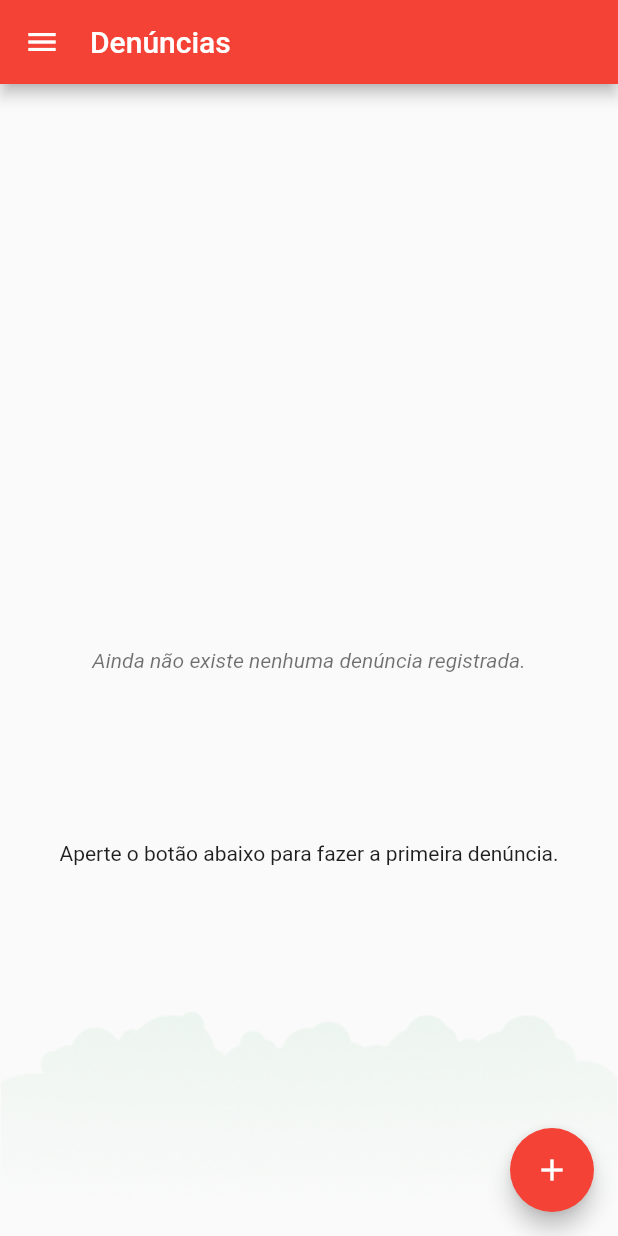
After one commit to teresinahc/app-denuncia-aglomeracao-quarentena, a Flutter app: the screen it shows after launch, on a phone screen of 412 x 824 dp. The commit adds this screen. Run offline on Flutter 3.47's test engine with Material 2 defaults, Android fonts, the phone set to English and light mode, and no system bars; our stand-ins replace cloud_firestore, firebase_storage, flutter_mobx, flutter_svg, get_it, google_fonts and 3 more; missing offline and left inert: image_fade, mapbox_gl; accounts and stored records are empty; generated files the repository leaves out were written again; project files that could hold a hidden picture were left out.

Commit message:
Adds background image to screens

```diff
--- a/lib/screens/home/home_screen.dart
+++ b/lib/screens/home/home_screen.dart
@@ -4,8 +4,10 @@ import 'package:covid_alert/screens/home/components/screen_with_time_indicator.d
 import 'package:covid_alert/screens/home/controllers/home_controller.dart';
 import 'package:covid_alert/screens/new_denuncia/new_denuncia_screen.dart';
 import 'package:covid_alert/shared/components/app_bar.dart';
+import 'package:covid_alert/shared/components/screen_with_background.dart';
 import 'package:flutter/material.dart';
 import 'package:flutter_mobx/flutter_mobx.dart';
+import 'package:flutter_svg/flutter_svg.dart';
 import 'package:get_it/get_it.dart';
 import 'package:mobx/mobx.dart';
 
@@ -78,7 +80,8 @@ class _HomeScreenState extends State<HomeScreen> {
         tooltip: "Fazer denúncia",
         backgroundColor: Theme.of(context).primaryColor,
       ),
-      body: Observer(
+      body: ScreenWithBackground(
+        child: Observer(
           builder: (_) {
             if (_homeController.denuncias == null) {
               return Center(
@@ -133,6 +136,7 @@ class _HomeScreenState extends State<HomeScreen> {
                   );
           },
         ),
+      ),
     );
   }
 }
--- a/lib/screens/sobre_screen/sobre_screen.dart
+++ b/lib/screens/sobre_screen/sobre_screen.dart
@@ -1,5 +1,6 @@
 import 'package:covid_alert/screens/home/components/drawer.dart';
 import 'package:covid_alert/shared/components/app_bar.dart';
+import 'package:covid_alert/shared/components/screen_with_background.dart';
 import 'package:flutter/material.dart';
 
 class SobreScreen extends StatefulWidget {
@@ -24,7 +25,8 @@ class _SobreScreenState extends State<SobreScreen> {
           onLeadingPress: () {
             _key.currentState.openDrawer();
           }),
-      body: Padding(
+      body: ScreenWithBackground(
+        child: Padding(
           padding: const EdgeInsets.all(28.0),
           child: Column(
             children: [
@@ -43,6 +45,7 @@ class _SobreScreenState extends State<SobreScreen> {
               _content(
                   "Ana Paula Mendes - Idealizadora\nSampaio Leal - Front/UI\nMax Lima - Mobile/Back"),
             ],
+          ),
         ),
       ),
     );
--- /dev/null
+++ b/lib/shared/components/screen_with_background.dart
@@ -0,0 +1,23 @@
+import 'package:flutter/cupertino.dart';
+
+class ScreenWithBackground extends StatelessWidget {
+  final Widget child;
+
+  const ScreenWithBackground({Key key, @required this.child}) : super(key: key);
+
+  @override
+  Widget build(BuildContext context) {
+    return Stack(
+      children: [
+        Positioned(
+          bottom: 0,
+          child: Image.asset(
+            "lib/shared/assets/Vector.png",
+            width: MediaQuery.of(context).size.width,
+          ),
+        ),
+        child
+      ],
+    );
+  }
+}
--- a/pubspec.yaml
+++ b/pubspec.yaml
@@ -64,6 +64,8 @@ flutter:
     - lib/shared/assets/splash.svg
     - lib/shared/assets/Rectangle.svg
     - lib/shared/assets/Subtract.svg
+    - lib/shared/assets/Vector.svg
+    - lib/shared/assets/Vector.png
     - lib/shared/assets/192x192.svg
     - lib/shared/assets/512x512.png
 
```
Also changed, not shown: lib/screens/denuncia_details/denuncia_details_screen.dart (+8 -3 lines), lib/screens/new_denuncia/new_denuncia_screen.dart (+6 -3 lines), lib/shared/assets/Vector.png (added), lib/shared/assets/Vector.svg (added). Lines whose indentation alone changed are shown as unchanged.
